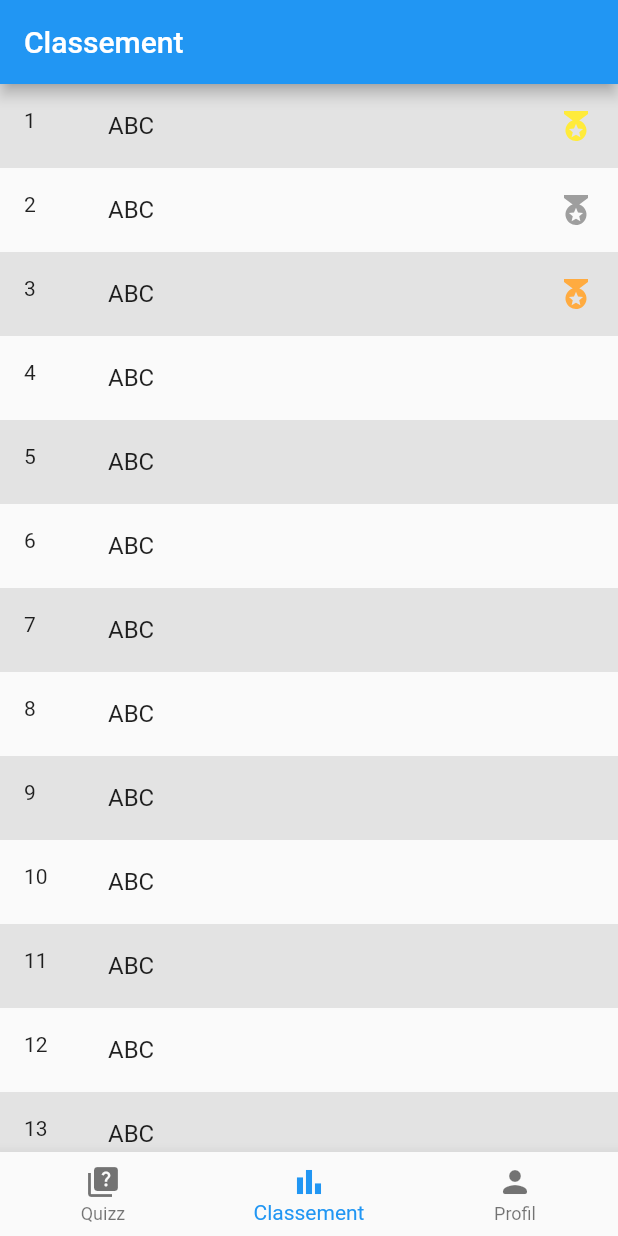
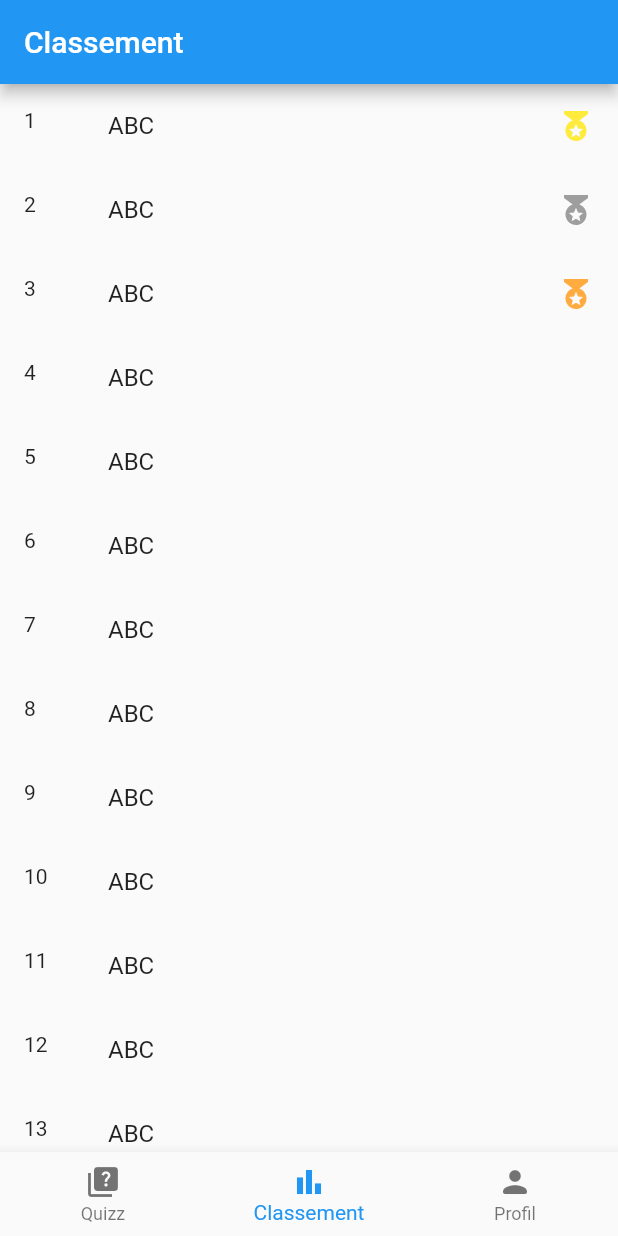
Before and after one commit to unknnow/FlutterTrivialPursuit, a Flutter app: the screen it shows after launch, item 2 of the bottom bar chosen, on a phone screen of 412 x 824 dp. Run offline on Flutter 3.47's test engine with Material 2 defaults, Android fonts, the phone set to English and light mode, and no system bars; our stand-ins replace flutter_svg.

```diff
--- a/lib/main.dart
+++ b/lib/main.dart
@@ -67,10 +67,9 @@ class _MyHomePageState extends State<MyHomePage> {
         children: _pages,
       ),
       bottomNavigationBar: BottomNavigationBar(
-        items: [
+        items: const [
           BottomNavigationBarItem(icon: Icon(Icons.quiz), label: "Quizz"),
           BottomNavigationBarItem(icon: Icon(Icons.bar_chart_sharp), label: "Classement"),
-          // BottomNavigationBarItem(icon: SvgPicture.asset("assets/icons/account-cowboy-hat.svg", color: _selectedIndex == 2 ? Colors.blue : null), label: "Profil"),
           BottomNavigationBarItem(icon: Icon(Icons.person_rounded), label: "Profil"),
         ],
         currentIndex: _selectedIndex,
--- a/lib/ui/pages/leaderboard/leaderboard_page.dart
+++ b/lib/ui/pages/leaderboard/leaderboard_page.dart
@@ -8,26 +8,32 @@ class LeaderboardPage extends StatelessWidget {
   Widget build(BuildContext context) {
     List<String> list = List<String>.generate(100, (index) => 'ABC');
 
-    return ListView.builder(
+    return Scrollbar(
+      interactive: true,
+      child: ListView.builder(
           itemBuilder: (BuildContext context, int index) {
-          Color colorMedal = Colors.yellow;
-          if (index == 1) {
-            colorMedal = Colors.grey;
-          } else if (index == 2) {
-            colorMedal = Colors.orangeAccent;
-          }
 
             return ListTile(
               leading: Text((index+1).toString()),
               title: Text(list[index]),
-            trailing: index < 3 ? SvgPicture.asset("assets/icons/medal.svg", color: colorMedal): null,
-            tileColor: index % 2 == 0 ? Colors.grey.withOpacity(0.25) : null,
+              trailing: index < 3 ? SvgPicture.asset("assets/icons/medal.svg", color: _getTrailingColor(index)): null,
+              // tileColor: index % 2 == 0 ? Colors.grey.withOpacity(0.25) : null,
             );
           },
-        // separatorBuilder: (BuildContext context, int index) {
-        //   return const Divider(color: Colors.grey);
-        // },
           itemCount: list.length
+      ),
     );
   }
+
+  Color? _getTrailingColor(int index) {
+    if (index == 0) {
+      return Colors.yellow;
+    } else if (index == 1) {
+      return Colors.grey;
+    } else if (index == 2) {
+      return Colors.orangeAccent;
     }
+
+    return null;
+  }
+}
```
Also changed, not shown: lib/data/entities/Question.dart (added, +42 -0 lines), lib/data/entities/Results.dart (added, +82 -0 lines), lib/data/entities/User.dart (added, +55 -0 lines). Lines whose indentation alone changed are shown as unchanged.
